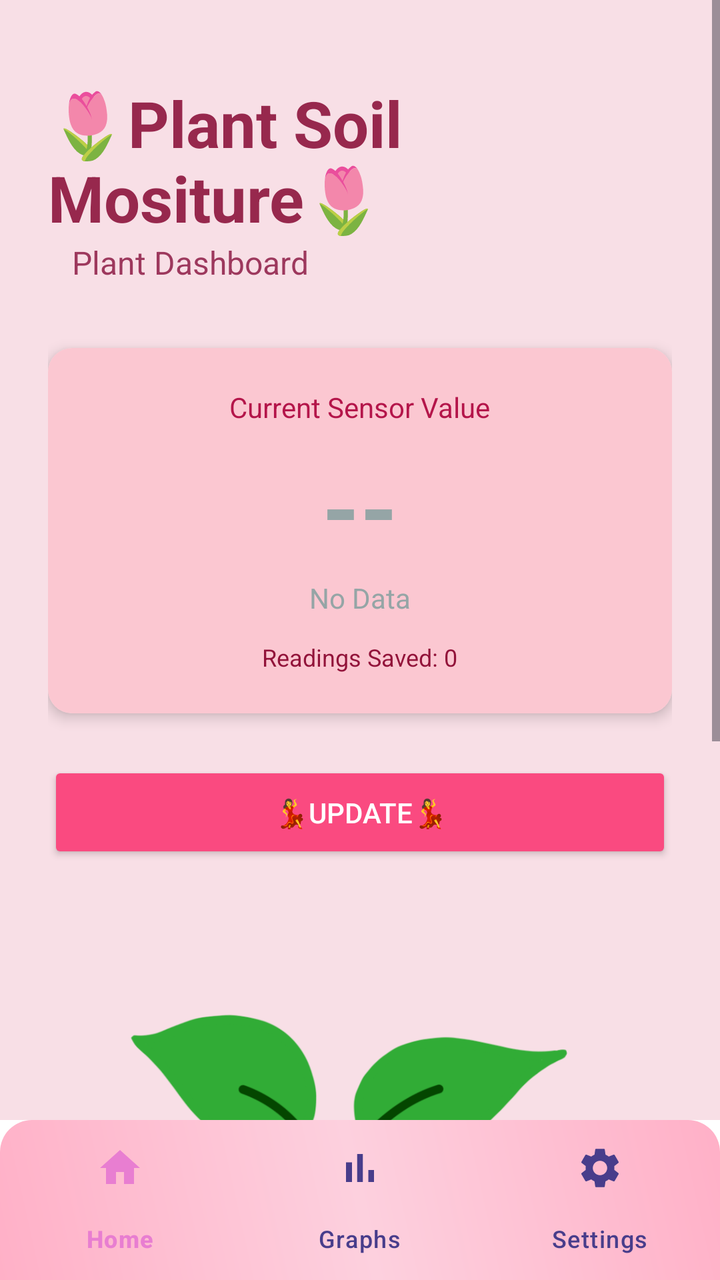
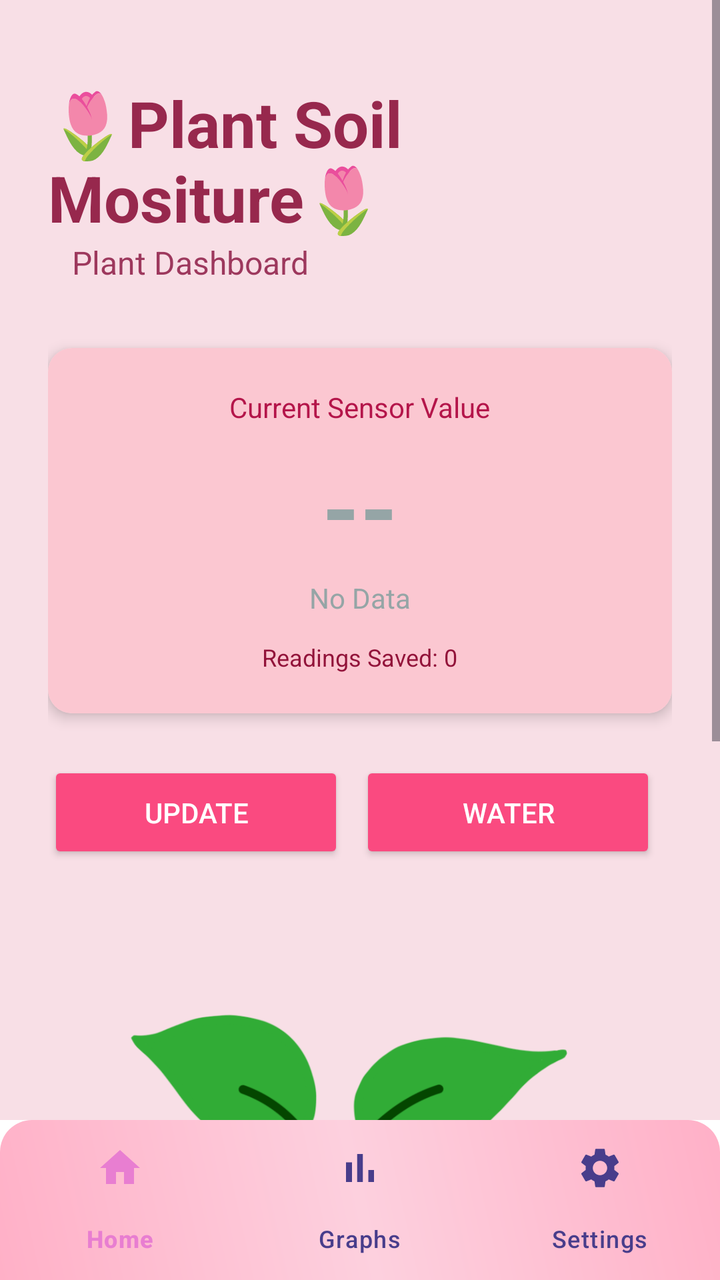

An Android layout rendered at two revisions. The XML below is the earlier revision; the diff shows what the commit changed to produce the second picture.
<!-- AndroidManifest.xml: application theme Theme.Example2 -->
<!-- res/layout/activity_main.xml -->
<?xml version="1.0" encoding="utf-8"?>
<LinearLayout
    xmlns:android="http://schemas.android.com/apk/res/android"
    xmlns:app="http://schemas.android.com/apk/res-auto"
    android:orientation="vertical"
    android:layout_width="match_parent"
    android:layout_height="match_parent"
    android:background="#FFFFFF">

    

    <ScrollView
        android:layout_width="match_parent"
        android:layout_height="0dp"
        android:layout_weight="1"
        android:fillViewport="true">
        

        <LinearLayout
            android:layout_width="match_parent"
            android:layout_height="wrap_content"
            android:orientation="vertical"
            android:padding="24dp"
            android:background="#F8DFE6">

            

            
            
            <TextView
                android:id="@+id/tvTitle"
                android:layout_width="wrap_content"
                android:layout_height="wrap_content"
                android:paddingTop="16dp"
                android:text="🌷Plant Soil Mositure🌷"
                android:textSize="32sp"
                android:textColor="#97284D"
                android:textStyle="bold"/>

            
            
            
            <TextView
                android:id="@+id/tvSubtitle"
                android:layout_width="wrap_content"
                android:layout_height="wrap_content"
                android:text="   Plant Dashboard"
                android:textSize="16sp"
                android:textColor="#9D385D"
                android:layout_marginBottom="32dp"/>

            
            <androidx.cardview.widget.CardView
                android:layout_width="match_parent"
                android:layout_height="wrap_content"
                android:layout_marginBottom="24dp"
                app:cardCornerRadius="12dp"
                app:cardElevation="4dp"
                app:cardBackgroundColor="#F8F9FA">
                

                <LinearLayout
                    android:layout_width="match_parent"
                    android:layout_height="wrap_content"
                    android:orientation="vertical"
                    android:padding="20dp"
                    android:gravity="center"
                    android:background="#FBC7D1">

                    <TextView
                        android:layout_width="wrap_content"
                        android:layout_height="wrap_content"
                        android:text="Current Sensor Value"
                        android:textSize="14sp"
                        android:textColor="#B4154A"
                        android:layout_marginBottom="8dp"/>

                    <TextView
                        android:id="@+id/tvSensorValue"
                        android:layout_width="wrap_content"
                        android:layout_height="wrap_content"
                        android:text="--"
                        android:textSize="48sp"
                        android:textColor="#95A5A6"
                        android:textStyle="bold"/>
                    <TextView
                        android:id="@+id/tvSensorStatus"
                        android:layout_width="wrap_content"
                        android:layout_height="wrap_content"
                        android:text="No Data"
                        android:textSize="14sp"
                        android:textColor="#95A5A6"
                        android:layout_marginTop="4dp"/>

                    <TextView
                        android:id="@+id/tvReadingCount"
                        android:layout_width="wrap_content"
                        android:layout_height="wrap_content"
                        android:text="Readings Saved: 0"
                        android:textColor="#92133A"
                        android:textSize="12sp"
                        android:layout_marginTop="12dp"/>


                </LinearLayout>
            </androidx.cardview.widget.CardView>

            <LinearLayout
                android:layout_width="match_parent"
                android:layout_height="wrap_content"
                android:orientation="horizontal">
                

                

                <Button
                    android:id="@+id/btnUpdate"
                    android:layout_width="match_parent"
                    android:layout_height="wrap_content"
                    android:layout_gravity="center"
                    android:backgroundTint="#FA4A80"
                    android:padding="16dp"
                    android:text="💃Update💃"
                    android:textColor="#FFFFFF" />

            </LinearLayout>

            
            <ImageView
                android:id="@+id/ivPlantCharacter"
                android:layout_width="350dp"
                android:layout_height="350dp"
                android:layout_gravity="center"
                android:layout_marginTop="40dp"
                android:src="@drawable/happy_plant_1"
                android:scaleType="fitCenter"
                android:contentDescription="Plant Character"/>

        </LinearLayout>
    </ScrollView>

    
    <com.google.android.material.bottomnavigation.BottomNavigationView
        android:id="@+id/bottomNavigation"
        android:layout_width="match_parent"
        android:layout_height="wrap_content"
        android:background="@drawable/bg_bottom_nav"
        app:menu="@menu/bottom_nav_menu"
        app:itemIconTint="@color/nav_item_colour"
        app:itemTextColor="@color/nav_item_colour"
        app:labelVisibilityMode="labeled"
        android:elevation="8dp"/>

    
</LinearLayout>
<!-- resources referenced by this layout -->
<resources>
  <!-- drawable bg_bottom_nav (drawable) -->
  <?xml version="1.0" encoding="utf-8"?>
  <shape xmlns:android="http://schemas.android.com/apk/res/android">
      <gradient android:startColor="#FFB0C7"
          android:centerColor="#FDD0DE"
          android:endColor="#FFB0C7"
          android:angle="45"/>
          <corners android:topLeftRadius="16dp"
              android:topRightRadius="16dp"/>
  </shape>
  <!-- drawable happy_plant_1: png bitmap (drawable, 387549 bytes) -->
  <style name="Theme.Example2" parent="Theme.Material3.DayNight.NoActionBar">
          <item name="colorPrimary">@color/purple_500</item>
          <item name="colorPrimaryVariant">@color/purple_700</item>
          <item name="colorOnPrimary">@color/white</item>
          <item name="colorSecondary">@color/teal_200</item>
          <item name="colorSecondaryVariant">@color/teal_700</item>
          <item name="colorOnSecondary">@color/black</item>
          <item name="android:statusBarColor">?attr/colorPrimaryVariant</item>
      </style>
  <color name="purple_500">#FF6200EE</color>
  <color name="purple_700">#FF3700B3</color>
  <color name="white">#FFFFFFFF</color>
  <color name="teal_200">#FF03DAC5</color>
  <color name="teal_700">#FF018786</color>
  <color name="black">#FF000000</color>
</resources>

<!-- the commit's change to res/layout/activity_main.xml (unified diff, before → after) -->
@@ -115,13 +115,25 @@
 
                 <Button
                     android:id="@+id/btnUpdate"
-                    android:layout_width="match_parent"
+                    android:layout_width="0dp"
                     android:layout_height="wrap_content"
-                    android:layout_gravity="center"
+                    android:layout_weight="1"
+                    android:layout_marginEnd="8dp"
                     android:backgroundTint="#FA4A80"
                     android:padding="16dp"
-                    android:text="💃Update💃"
+                    android:text="Update"
                     android:textColor="#FFFFFF" />
+
+                <Button
+                    android:id="@+id/btnWater"
+                    android:layout_width="0dp"
+                    android:layout_height="wrap_content"
+                    android:layout_weight="1"
+                    android:layout_marginEnd="8dp"
+                    android:backgroundTint="#FA4A80"
+                    android:padding="16dp"
+                    android:text="Water"
+                    android:textColor="#FFFFFF"/>
 
             </LinearLayout>
 
